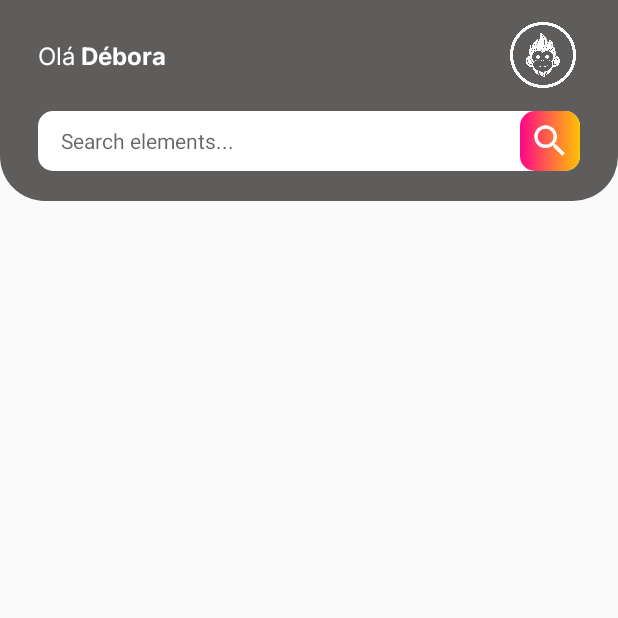
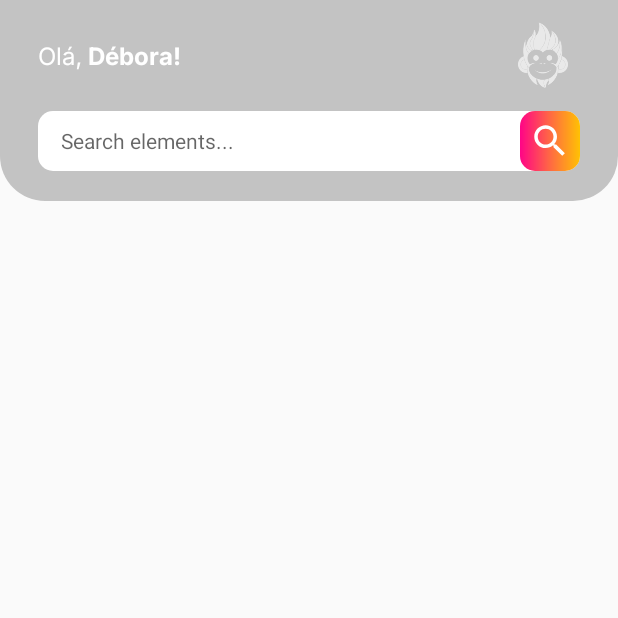
Before and after one commit to Star-End-Systems/organizart-app, an Android app: the HomeActivity screen opened directly, with no data from a screen before it, on a phone screen of 412 x 824 dp, the top half of it. Run offline under Robolectric (Android 15) with nearby library versions, the phone set to English and light mode, and no system bars.

Commit message:
Alterando o cabeçalho

```diff
--- a/app/src/main/res/drawable/header_background.xml
+++ b/app/src/main/res/drawable/header_background.xml
@@ -2,7 +2,7 @@
 <shape xmlns:android="http://schemas.android.com/apk/res/android"
     android:shape="rectangle">
 
-    <solid android:color="#5f5c5c"/>
+    <solid android:color="#c3c3c3"/>
     <corners
         android:bottomLeftRadius="30dp"
         android:bottomRightRadius="30dp" />
--- a/app/src/main/res/layout/activity_home.xml
+++ b/app/src/main/res/layout/activity_home.xml
@@ -21,7 +21,7 @@
         android:layout_marginStart="15dp"
         android:layout_marginTop="15dp"
         android:fontFamily="@font/inter"
-        android:text="Olá"
+        android:text="Olá,"
         android:textColor="@color/white"
         android:textSize="16sp"
         app:layout_constraintStart_toStartOf="parent"
@@ -34,7 +34,7 @@
         android:layout_marginStart="4dp"
         android:layout_marginTop="15dp"
         android:fontFamily="@font/inter_bold"
-        android:text="Débora"
+        android:text="Débora!"
         android:textColor="@color/white"
         android:textSize="16sp"
         android:textStyle="bold"
@@ -47,7 +47,7 @@
         android:layout_height="44dp"
         android:layout_marginEnd="15dp"
         android:contentDescription="@string/app_name"
-        android:src="@drawable/maco"
+        android:src="@drawable/maci"
         app:layout_constraintBottom_toBottomOf="@id/textHello"
         app:layout_constraintEnd_toEndOf="parent"
         app:layout_constraintTop_toTopOf="@id/textHello" />
```
Also changed, not shown: app/src/main/res/drawable/maci.png (added).
